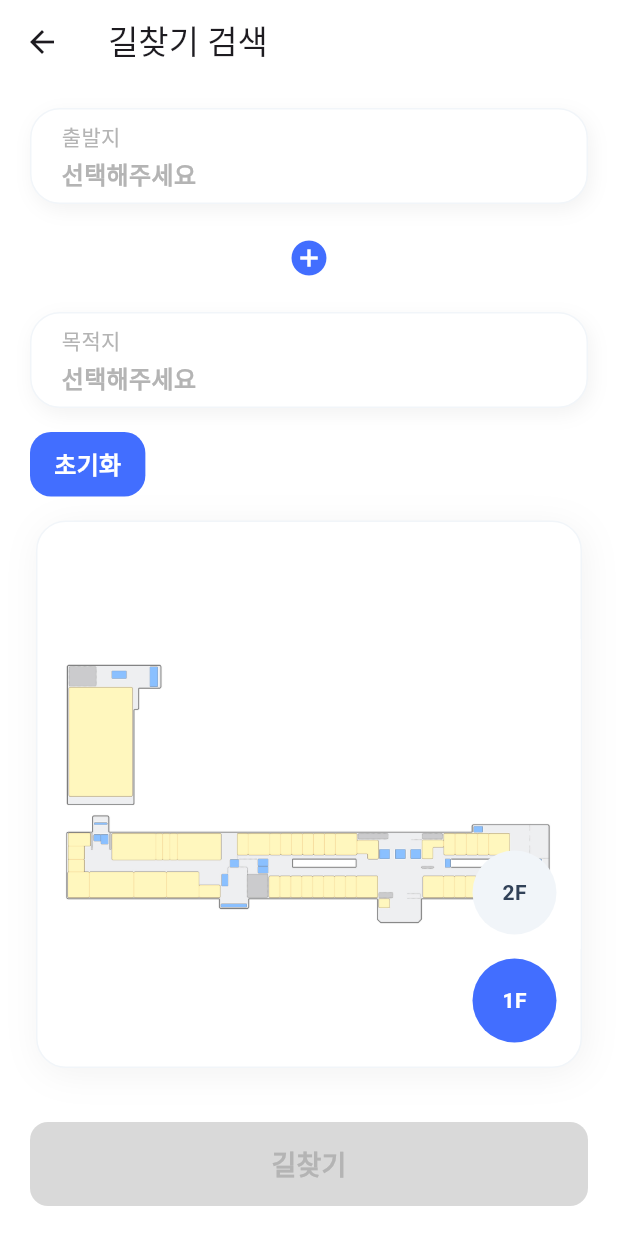
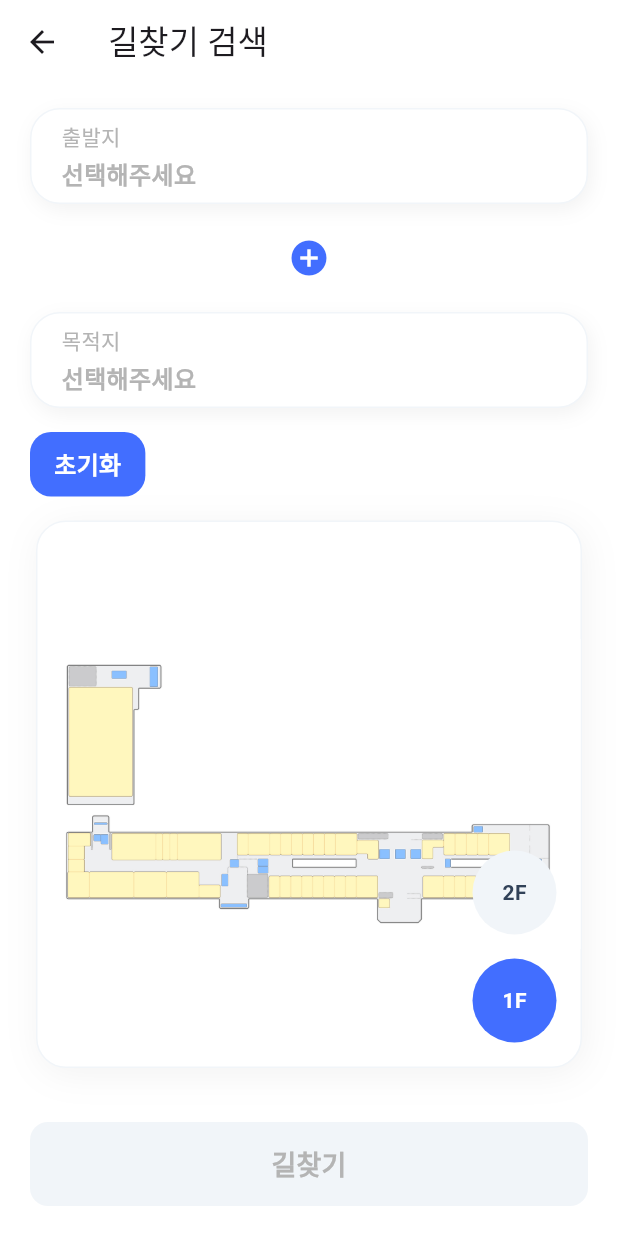
Before and after one commit to Ogwart/annyong_app, a Flutter app: the PathSelectionPage screen opened by its route, on a phone screen of 412 x 824 dp. Run offline on Flutter 3.47's test engine with Material 3 defaults, Android fonts, the light colour scheme and no system bars; our stand-ins replace flutter_blue_plus, flutter_compass, flutter_riverpod, flutter_svg, go_router, pedometer and 2 more; accounts and stored records are empty; Roboto replaces fonts that are missing (Pretendard); project files that could hold a hidden picture were left out.

Commit message:
Chore: 비활성화 상태에서 길찾기 버튼색 좀 더 연한색으로 교체

```diff
--- a/lib/presentation/ui/path/path_selection_page.dart
+++ b/lib/presentation/ui/path/path_selection_page.dart
@@ -741,11 +741,11 @@ class _PathSelectionPageState extends ConsumerState<PathSelectionPage>
                   style: ElevatedButton.styleFrom(
                     backgroundColor: _isFindPathEnabled
                         ? AppColors.primary
-                        : AppColors.grey300,
+                        : AppColors.grey200,
                     shape: RoundedRectangleBorder(
                       borderRadius: BorderRadius.circular(12),
                     ),
-                    disabledBackgroundColor: AppColors.grey300,
+                    disabledBackgroundColor: AppColors.grey200,
                   ),
                   child: Text(
                     '길찾기',
```
